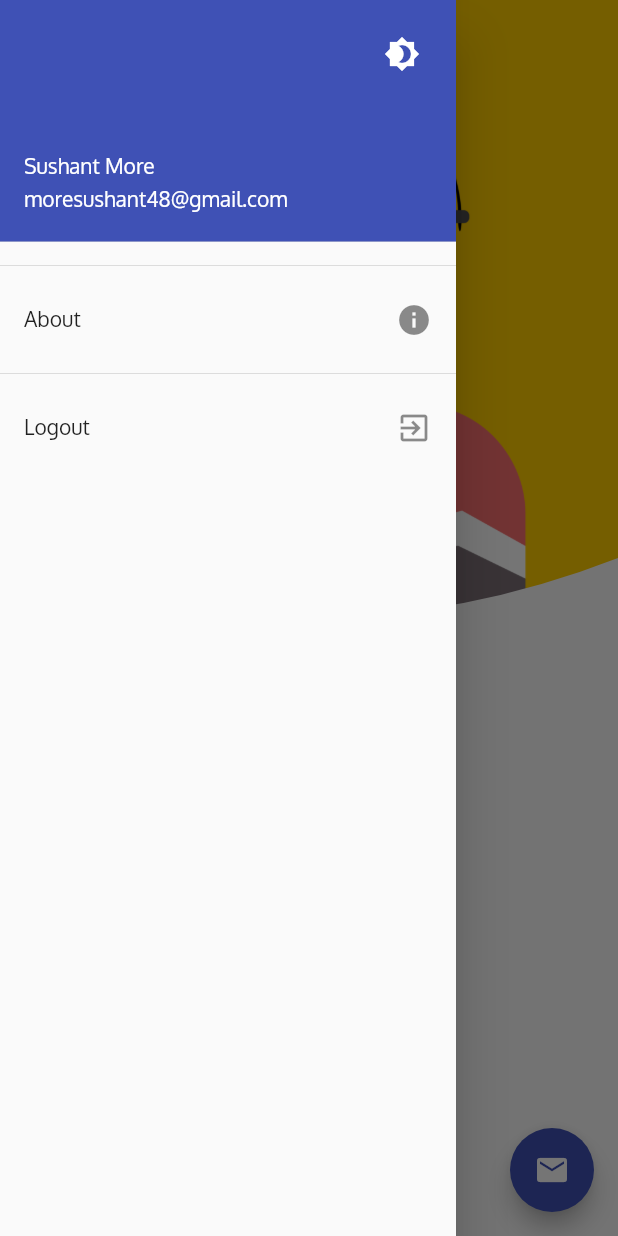
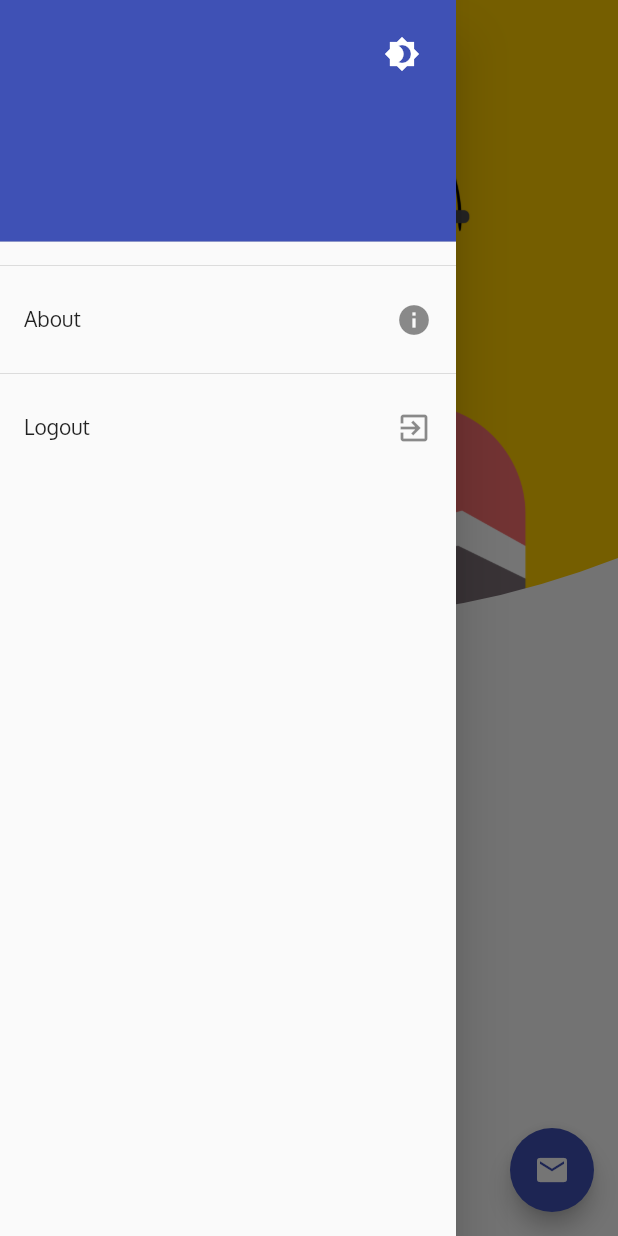
Before and after one commit to moresushant48/SaveYourWork-Flutter, a Flutter app: the AboutPage screen opened by its route, with the side drawer open, on a phone screen of 412 x 824 dp. Run offline on Flutter 3.47's test engine with Material 2 defaults, Android fonts, the phone set to English and light mode, and no system bars; our stand-ins replace dynamic_theme, flutter_custom_clippers, flutter_staggered_animations, fluttertoast, shared_preferences; missing offline and left inert: file_icon; accounts and stored records are empty.

Commit message:
Drawer : Set user info from actual user's details.
Signed-off-by: Sushant More <moresushant48@gmail.com>

```diff
--- a/lib/pages/DrawerPage.dart
+++ b/lib/pages/DrawerPage.dart
@@ -1,16 +1,42 @@
+import 'dart:convert';
+
 import 'package:dynamic_theme/dynamic_theme.dart';
 import 'package:flutter/material.dart';
 import 'package:shared_preferences/shared_preferences.dart';
 
-class AppDrawer extends StatelessWidget {
+class AppDrawer extends StatefulWidget {
+  @override
+  _AppDrawerState createState() => _AppDrawerState();
+}
+
+class _AppDrawerState extends State<AppDrawer> {
+  SharedPreferences _prefs;
+  String email = "";
+  String username = "";
+
+  @override
+  void initState() {
+    _getDataInVariables();
+
+    super.initState();
+  }
+
+  _getDataInVariables() async {
+    _prefs = await SharedPreferences.getInstance();
+    setState(() {
+      email = _prefs.getString("email");
+      username = _prefs.getString("username");
+    });
+  }
+
   @override
   Widget build(BuildContext context) {
     return Drawer(
       child: ListView(
         children: [
           UserAccountsDrawerHeader(
-            accountEmail: Text("moresushant48@gmail.com"),
-            accountName: Text("Sushant More"),
+            accountEmail: Text(email),
+            accountName: Text(username),
             otherAccountsPictures: [
               IconButton(
                   icon: Icon(Icons.brightness_4),
--- a/lib/pages/LoginPage.dart
+++ b/lib/pages/LoginPage.dart
@@ -68,7 +68,10 @@ class _LoginPageState extends State<LoginPage> {
   _saveUserInfo(User user) async {
     final prefs = await SharedPreferences.getInstance();
     prefs.setBool("isLoggedIn", true);
-    prefs.setString("user", json.encode(user));
+    prefs.setInt("id", user.getId);
+    prefs.setString("email", user.getEmail);
+    prefs.setString("username", user.getUsername);
+    prefs.setString("pass", user.getPublicPass);
   }
 
   _onLogin() {
```
